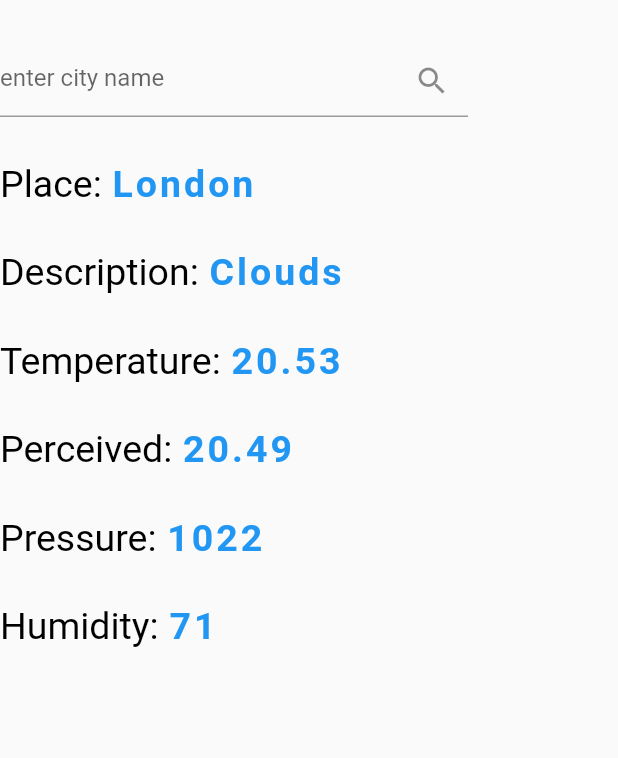
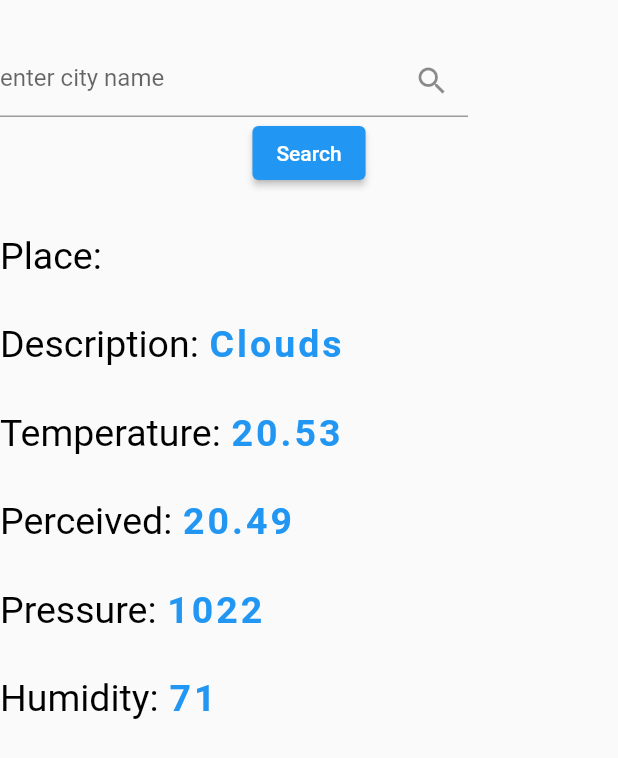
Before and after one commit to ninahonyango/Weather-App, a Flutter app: the Weather screen opened directly, on a phone screen of 412 x 824 dp. Shown: the top 758 px of the screen. Run offline on Flutter 3.47's test engine with Material 2 defaults, Android fonts, the phone set to English and light mode, and no system bars; our stand-ins replace animated_splash_screen, google_nav_bar; network calls fail.

Commit message:
data_service.dart and models.dart

```diff
--- a/lib/homepage.dart
+++ b/lib/homepage.dart
@@ -43,6 +43,7 @@ class _HomePageState extends State<HomePage> {
   Widget build(BuildContext context) {
 
         return Scaffold(
+        resizeToAvoidBottomInset: false,
         appBar: AppBar(
           backgroundColor: Colors.deepPurple[300],
           elevation: 4,
--- /dev/null
+++ b/lib/models.dart
@@ -0,0 +1,32 @@
+/*
+{
+  "weather": [
+    {
+      "description": "clear sky",
+      "icon": "01d"
+    }
+  ],
+  "main": {
+    "temp": 282.55,
+
+    "pressure": 1023,
+    "humidity": 100
+  },
+  "name": "Mountain View",
+  }
+*/
+
+class WeatherResponse {
+  final String cityName;
+
+  WeatherResponse(
+      {
+        required this.cityName
+      }
+      );
+
+  factory WeatherResponse.fromJson(Map<String, dynamic> json) {
+    final cityName = json['name'];
+    return WeatherResponse(cityName: cityName);
+  }
+}
--- a/lib/weather.dart
+++ b/lib/weather.dart
@@ -1,22 +1,34 @@
 import 'package:flutter/material.dart';
+import 'data_service.dart';
 
-class Weather extends StatelessWidget {
+class Weather extends StatefulWidget {
   const Weather({Key? key}) : super(key: key);
+
+  @override
+  State<Weather> createState() => _WeatherState();
+}
+
+class _WeatherState extends State<Weather> {
+
+  String place = '';
+  final _cityTextController = TextEditingController();
+  final _dataService = DataService();
 
   @override
   Widget build(BuildContext context) {
     return Scaffold(
-
+      resizeToAvoidBottomInset: false,
       body:Column(
         children: <Widget>[
 
           //city name
           const SizedBox(height: 30),
-          const Padding(
+          Padding(
             padding: EdgeInsets.fromLTRB(0, 0, 100, 0),
             child: Align(
               alignment: Alignment.centerLeft,
               child: TextField(
+                controller: _cityTextController,
                 decoration: InputDecoration(
                   // border: InputBorder.none,
                   hintText: 'enter city name',
@@ -25,6 +37,7 @@ class Weather extends StatelessWidget {
               ),
             ),
           ),
+          ElevatedButton(onPressed: () {_search();}, child: Text('Search')),
 
           //Place
           const SizedBox(height: 30),
@@ -40,7 +53,7 @@ class Weather extends StatelessWidget {
               ),
 
               Text(
-              'London',
+                place,
                 style: TextStyle(
                   color: Colors.blue,
                   letterSpacing: 2.0,
@@ -180,6 +193,12 @@ class Weather extends StatelessWidget {
       ),
 
     );
-
+  }
+  void _search () async{
+    final response = await _dataService.getWeather(_cityTextController.text);
+    print(response.cityName);
+    setState((){
+      place = _cityTextController.text;
+    });
   }
 }
--- a/pubspec.yaml
+++ b/pubspec.yaml
@@ -30,6 +30,8 @@ dependencies:
   flutter:
     sdk: flutter
 
+  http: any
+
 
   # The following adds the Cupertino Icons font to your application.
   # Use with the CupertinoIcons class for iOS style icons.
@@ -61,9 +63,7 @@ flutter:
 
   # To add assets to your application, add an assets section, like this:
   assets:
-    - assets/
-  #   - images/a_dot_burr.jpeg
-  #   - images/a_dot_ham.jpeg
+   - assets/
 
   # An image asset can refer to one or more resolution-specific "variants", see
   # https://flutter.dev/assets-and-images/#resolution-aware
```
Also changed, not shown: lib/data_service.dart (added, +25 -0 lines), lib/home2.dart (+1 -9 lines), pubspec.lock. Lines whose indentation alone changed are shown as unchanged.
